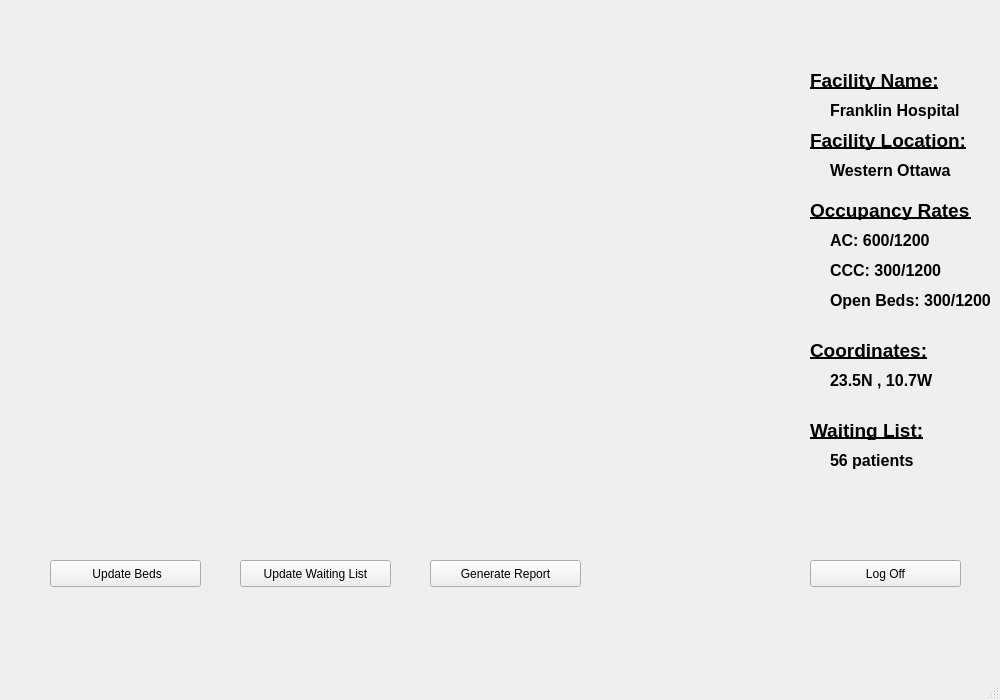
repwolfe/eastern-ontario-bed-chaser, file prototype/mainwindow.ui: the form before one commit.
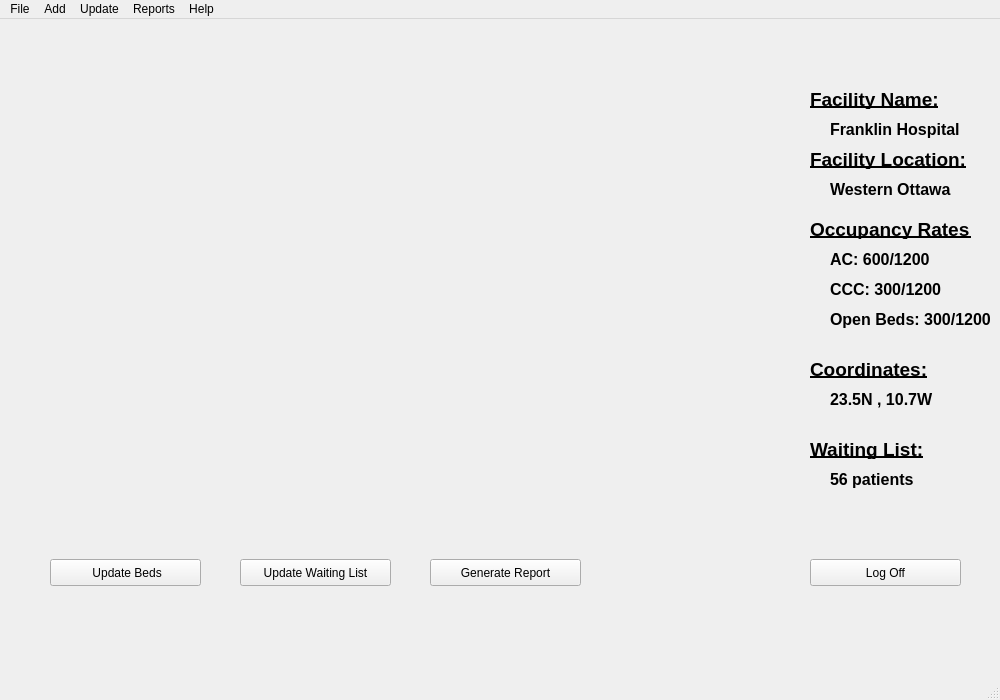
The form after the commit.

```diff
--- a/prototype/mainwindow.ui
+++ b/prototype/mainwindow.ui
@@ -112,7 +112,7 @@
     <property name="geometry">
      <rect>
       <x>50</x>
-      <y>560</y>
+      <y>540</y>
       <width>151</width>
       <height>27</height>
      </rect>
@@ -125,7 +125,7 @@
     <property name="geometry">
      <rect>
       <x>240</x>
-      <y>560</y>
+      <y>540</y>
       <width>151</width>
       <height>27</height>
      </rect>
@@ -138,7 +138,7 @@
     <property name="geometry">
      <rect>
       <x>430</x>
-      <y>560</y>
+      <y>540</y>
       <width>151</width>
       <height>27</height>
      </rect>
@@ -315,7 +315,7 @@
     <property name="geometry">
      <rect>
       <x>810</x>
-      <y>560</y>
+      <y>540</y>
       <width>151</width>
       <height>27</height>
      </rect>
@@ -334,6 +334,48 @@
      <height>25</height>
     </rect>
    </property>
+   <widget class="QMenu" name="menuFile">
+    <property name="title">
+     <string>File</string>
+    </property>
+    <addaction name="actionLog_Off"/>
+    <addaction name="actionExit"/>
+   </widget>
+   <widget class="QMenu" name="menuAdd">
+    <property name="title">
+     <string>Add</string>
+    </property>
+    <addaction name="actionBeds"/>
+    <addaction name="actionUser_Accounts"/>
+    <addaction name="actionFacilities"/>
+   </widget>
+   <widget class="QMenu" name="menuHelp">
+    <property name="title">
+     <string>Update</string>
+    </property>
+    <addaction name="actionWaiting_List"/>
+    <addaction name="actionOccupancy_Rates"/>
+    <addaction name="actionMove_Patients"/>
+   </widget>
+   <widget class="QMenu" name="menuHelp_2">
+    <property name="title">
+     <string>Reports</string>
+    </property>
+    <addaction name="actionGenerate_Report"/>
+    <addaction name="actionView_Report"/>
+   </widget>
+   <widget class="QMenu" name="menuHelp_3">
+    <property name="title">
+     <string>Help</string>
+    </property>
+    <addaction name="actionHelp"/>
+    <addaction name="actionAbout_EOBC"/>
+   </widget>
+   <addaction name="menuFile"/>
+   <addaction name="menuAdd"/>
+   <addaction name="menuHelp"/>
+   <addaction name="menuHelp_2"/>
+   <addaction name="menuHelp_3"/>
   </widget>
   <widget class="QStatusBar" name="statusbar"/>
  </widget>
```
Left out of the diff: 60 changed lines with no effect on the pictures.
